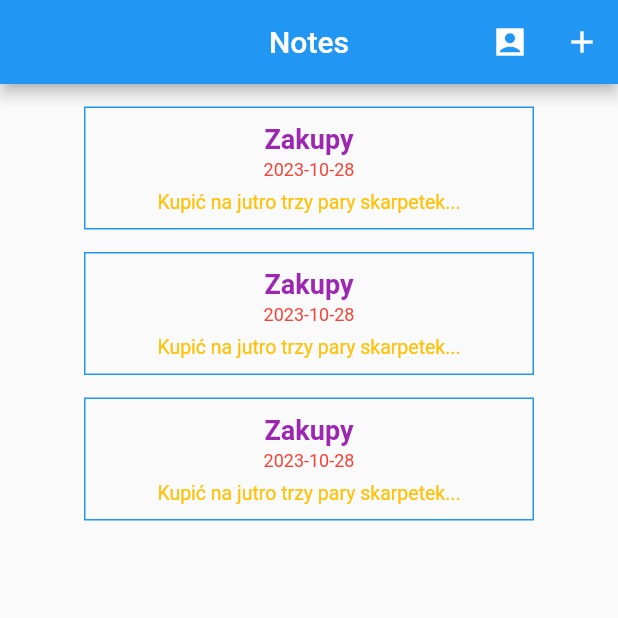
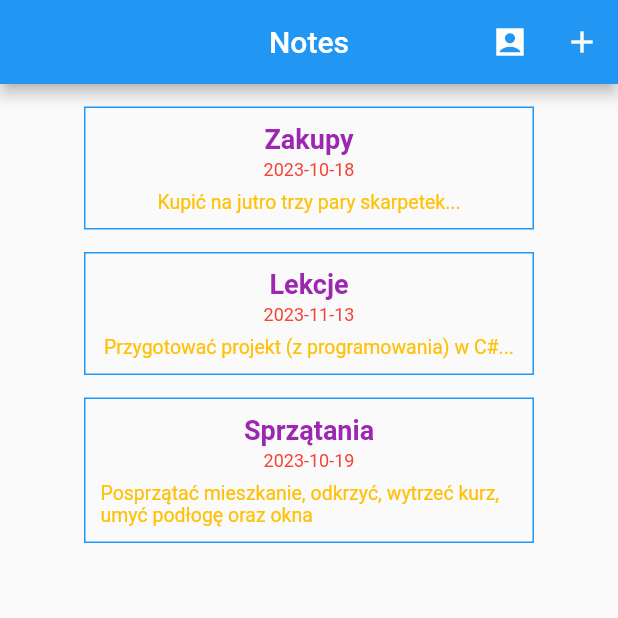
Before and after one commit to luqasz-tworzydlo/2023-Q4-1_Flutter-Dart_Mobile-Apps, a Flutter app: the screen it shows after launch, on a phone screen of 412 x 824 dp, the top half of it. Run offline on Flutter 3.47's test engine with Material 2 defaults, Android fonts, the phone set to English and light mode, and no system bars.

Commit message:
Add files via upload

```diff
--- a/2_Exercise-no-2_simple_notes/src/E2_sn/ex2_simple_notes/lib/Note.dart
+++ b/2_Exercise-no-2_simple_notes/src/E2_sn/ex2_simple_notes/lib/Note.dart
@@ -3,5 +3,5 @@ class Note {
   String date;
   String text;
 
-  Note(this.title, this.date, this.text);
+  Note({this.title = "", this.date = "", this.text = ""});
 }
--- a/2_Exercise-no-2_simple_notes/src/E2_sn/ex2_simple_notes/lib/main.dart
+++ b/2_Exercise-no-2_simple_notes/src/E2_sn/ex2_simple_notes/lib/main.dart
@@ -14,10 +14,22 @@ class MyApp extends StatelessWidget {
   MyApp({Key? key}) : super(key: key);
 
   List<Note> data = [
-    Note("Zakupy", "2023-10-18", "Kupić na jutro trzy pary skarpetek..."
+    Note(
+        title: "Zakupy",
+        date: "2023-10-18",
+        text: "Kupić na jutro trzy pary skarpetek..."
+    ),
+    Note(
+        title: "Lekcje",
+        date: "2023-11-13",
+        text: "Przygotować projekt (z programowania) w C#..."
+    ),
+    Note(
+        title: "Sprzątania",
+        date: "2023-10-19",
+        text: "Posprzątać mieszkanie, odkrzyć, wytrzeć kurz, umyć podłogę oraz okna"
     )
   ];
-
 
   @override
   Widget build(BuildContext context) {
@@ -26,7 +38,8 @@ class MyApp extends StatelessWidget {
         title: Text("Notes"),
         centerTitle: true,
         actions: [
-          IconButton(onPressed: () => {}, icon: const Icon (Icons.account_box_sharp)),
+          IconButton(
+              onPressed: () => {}, icon: const Icon (Icons.account_box_sharp)),
           IconButton(onPressed: () => {}, icon: const Icon (Icons.add)),
         ],
       ),
@@ -34,18 +47,18 @@ class MyApp extends StatelessWidget {
         child: Column(
           children: [
             const SizedBox(height: 15),
-            buildContainer(),
+            buildContainer(data[0].title, data[0].date, data[0].text),
             const SizedBox(height: 15),
-            buildContainer(),
+            buildContainer(data[1].title, data[1].date, data[1].text),
             const SizedBox(height: 15),
-            buildContainer(),
+            buildContainer(data[2].title, data[2].date, data[2].text),
           ],
         ),
       ),
     );
   }
 
-  Container buildContainer() {
+  Container buildContainer(String title, String date, String text) {
     return Container(
       width: 300,
       padding: EdgeInsets.all(10),
@@ -56,19 +69,19 @@ class MyApp extends StatelessWidget {
           )
       ),
       child: Column(
-        children: const [
-          Text("Zakupy", style: TextStyle(
+        children: [
+          Text(title, style: const TextStyle(
               fontSize: 18,
               fontWeight: FontWeight.bold,
               color: Colors.purple
           )),
           SizedBox(height: 3),
-          Text("2023-10-28", style: TextStyle(
+          Text(date, style: const TextStyle(
               fontSize: 12,
               color: Colors.red
           )),
           SizedBox(height: 7),
-          Text("Kupić na jutro trzy pary skarpetek...", style: TextStyle(
+          Text(text, style: const TextStyle(
               fontSize: 13,
               color: Colors.amber
           ))
```
